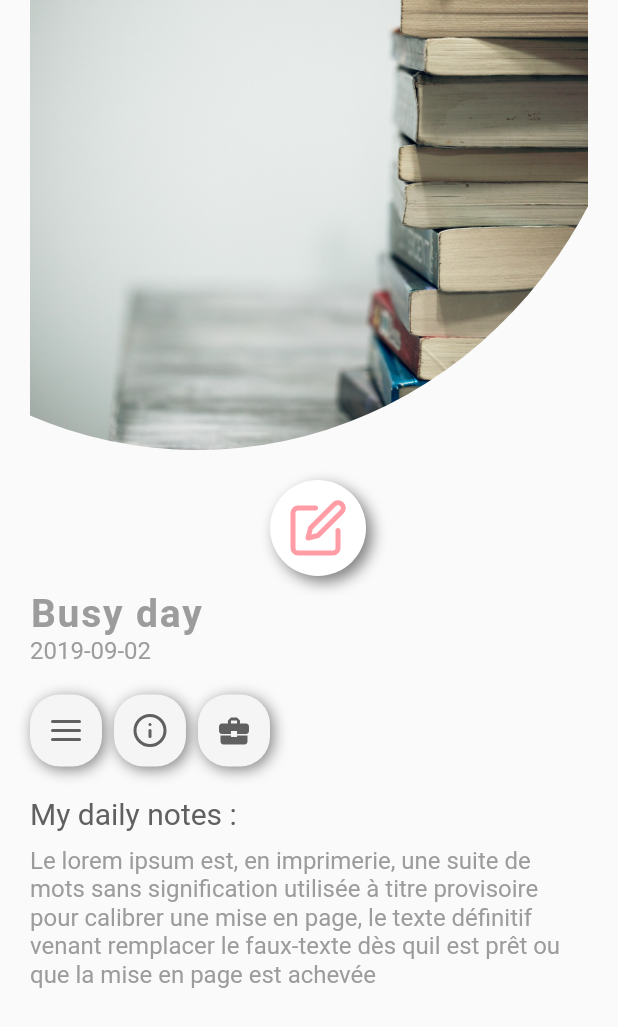
After one commit to looklok/HackIn, a Flutter app: the screen it shows after launch, after a tap on an icon or button, on a phone screen of 412 x 824 dp. The commit adds this screen. Shown: the top 1027 px of the screen. Run offline on Flutter 3.47's test engine with Material 2 defaults, Android fonts, the phone set to English and light mode, and no system bars; our stand-ins replace feather_icons_flutter, firebase_messaging; accounts and stored records are empty; Roboto replaces fonts that are missing (VarelaRound-Regular).

Commit message:
added some interfaces

```diff
--- /dev/null
+++ b/lib/StoryDetailScreen.dart
@@ -0,0 +1,191 @@
+import 'package:flutter/material.dart';
+import 'package:funny_app/main.dart';
+import 'package:feather_icons_flutter/feather_icons_flutter.dart';
+class StoryDetailScreen extends StatefulWidget {
+  final Story story ;
+  StoryDetailScreen({this.story});
+  @override
+  _StoryDetailScreenState createState() => _StoryDetailScreenState();
+}
+
+class _StoryDetailScreenState extends State<StoryDetailScreen> {
+  final _controller = ScrollController();
+  double _parallaxOffset = 0.0;
+  @override
+  void initState() {
+    super.initState();
+
+    _controller.addListener(() {
+      setState(() => _parallaxOffset = -_controller.offset * 0.2);
+    });
+  }
+  @override
+  Widget build(BuildContext context) {
+    return Scaffold(
+      body: Padding(
+        padding: const EdgeInsets.symmetric(horizontal: 20),
+        child: Column(
+          crossAxisAlignment: CrossAxisAlignment.start,
+          mainAxisAlignment: MainAxisAlignment.start,
+          children: <Widget>[
+
+
+            ClipRRect(
+              borderRadius: BorderRadius.only(topRight: Radius.circular(0), bottomRight: Radius.circular(100)),
+              child: ClipOval(
+                clipper: CustomClip(),
+                child: Container(
+                  height: 300,
+                  width: 440,
+                  child: Image.asset(widget.story.image, fit: BoxFit.cover)),
+              ),
+            ),
+            SizedBox(height: 20,),
+
+            Row(
+              children: <Widget>[
+                SizedBox(width: 160,),
+                Container(
+
+                  decoration: BoxDecoration(
+                    color: Colors.white,
+                    borderRadius: BorderRadius.circular(100),
+                    boxShadow: [
+                      BoxShadow(
+                          color: Color(0xff7F7F7F),
+                          offset: Offset(4, 4),
+                          blurRadius: 8)
+                    ],
+                  ),
+                  child: Hero(tag: widget.story.title,
+
+                    child: IconButton(
+                      onPressed: (){
+                        Navigator.push(context, MaterialPageRoute(builder: (context) => MyHomePage()));
+                      },
+                      icon: Icon(FeatherIcons.edit, color: color2,),iconSize: 40,color: Color(0xFFFEAC5E),padding: EdgeInsets.all(12), ),),
+
+                ),
+              ],
+            ),
+            SizedBox(height: 10,),
+
+            Text(widget.story.title,
+              style: TextStyle(
+                color: mediumGrey,
+                fontSize: 26.0,
+                fontWeight: FontWeight.bold,
+                fontFamily: "VarelaRound-Regular",
+                letterSpacing: 1.2,
+              )
+          ),
+            Text(widget.story.date,
+                style: TextStyle(
+                  color: mediumGrey,
+                  fontSize: 16.0,
+                  fontWeight: FontWeight.normal,
+                  fontFamily: "VarelaRound-Regular",
+                )
+            ),
+            SizedBox(height: 20,),
+
+            Wrap(
+              spacing: 8,
+              children: <Widget>[
+                Container(
+
+                  decoration: BoxDecoration(
+                    color: lightGrey,
+                    borderRadius: BorderRadius.circular(20),
+                    boxShadow: [
+                      BoxShadow(
+                          color: Color(0xff7F7F7F),
+                          offset: Offset(2, 2),
+                          blurRadius: 8)
+                    ],
+                  ),
+                  child: IconButton(
+                    icon: Icon(FeatherIcons.menu, color: darkGrey,),iconSize: 24,color: darkGrey ,padding: EdgeInsets.all(12), ),
+                ),
+
+
+                Container(
+                  decoration: BoxDecoration(
+                    color: lightGrey,
+                    borderRadius: BorderRadius.circular(20),
+                    boxShadow: [
+                      BoxShadow(
+                          color: Color(0xff7F7F7F),
+                          offset: Offset(2, 2),
+                          blurRadius: 8)
+                    ],
+                  ),
+                  child: IconButton(
+                    icon: Icon(FeatherIcons.info, color: darkGrey,),iconSize: 24,color: darkGrey ,padding: EdgeInsets.all(12), ),
+                ),
+
+                Container(
+                  decoration: BoxDecoration(
+                    color: lightGrey,
+                    borderRadius: BorderRadius.circular(20),
+                    boxShadow: [
+                      BoxShadow(
+                          color: Color(0xff7F7F7F),
+                          offset: Offset(2, 2),
+                          blurRadius: 8)
+                    ],
+                  ),
+                  child: IconButton(
+                    icon: Icon(Icons.business_center, color: darkGrey,),iconSize: 24,color: darkGrey ,padding: EdgeInsets.all(12), ),
+                ),
+              ],
+            ),
+            SizedBox(height: 20,),
+
+
+            Text('My daily notes : ',
+                style: TextStyle(
+                  color: darkGrey,
+                  fontSize: 20.0,
+                  fontWeight: FontWeight.normal,
+                  fontFamily: "VarelaRound-Regular",
+                )
+            ),
+            SizedBox(height: 10,),
+
+            Text('Le lorem ipsum est, en imprimerie, une suite de mots sans signification utilisée à titre provisoire pour calibrer une mise en page, le texte définitif venant remplacer le faux-texte dès quil est prêt ou que la mise en page est achevée',
+                style: TextStyle(
+                  color: mediumGrey,
+                  fontSize: 16.0,
+                  fontWeight: FontWeight.normal,
+                  fontFamily: "VarelaRound-Regular",
+                )
+            )
+
+
+
+          ],
+        ),
+      ),);
+
+}
+}
+
+
+
+
+class CustomClip extends CustomClipper<Rect> {
+  @override
+  Rect getClip(Size size) {
+    // TODO: implement getClip
+    Rect rec =
+    Rect.fromLTRB(-size.width*0.5, -size.height*1.1, size.width * 1.1, size.height);
+    return rec;
+  }
+
+  @override
+  bool shouldReclip(CustomClipper<Rect> oldClipper) {
+    // TODO: implement shouldReclip
+    return true;
+  }
+}
--- a/lib/data.dart
+++ b/lib/data.dart
@@ -12,7 +12,7 @@ List<Story> stories = [
     image : 'assets/images/image2.jpg',
   ),
   Story(
-      title : 'random day',
+      title : 'First day of the semester',
       date : '2020-09-02',
       image : 'assets/images/image3.jpg'
   ),
--- a/lib/main.dart
+++ b/lib/main.dart
@@ -1,7 +1,10 @@
 import 'package:flutter/material.dart';
+import 'package:funny_app/StoryDetailScreen.dart';
 import 'package:funny_app/data.dart';
 import 'package:feather_icons_flutter/feather_icons_flutter.dart';
 import 'dart:math';
+import 'package:firebase_messaging/firebase_messaging.dart';
+
 const color1 = Color(0xFFFFC77B);
 const color2 = Color(0xFFFF9CA5);
 var lightGrey = Color(0xfff5f5f5);
@@ -172,7 +175,8 @@ class _MyHomePageState extends State<MyHomePage> {
                           blurRadius: 8)
                     ],
                   ),
-                  child: IconButton(icon: Icon(FeatherIcons.menu, color: color2,),iconSize: 32,color: Color(0xFFFEAC5E),padding: EdgeInsets.all(12), ),
+                  child: IconButton(
+                    icon: Icon(FeatherIcons.menu, color: color2,),iconSize: 32,color: Color(0xFFFEAC5E),padding: EdgeInsets.all(12), ),
                 ),
                 Container(
 
@@ -186,7 +190,15 @@ class _MyHomePageState extends State<MyHomePage> {
                           blurRadius: 8)
                     ],
                   ),
-                  child: IconButton(icon: Icon(FeatherIcons.edit, color: color2,),iconSize: 32,color: Color(0xFFFEAC5E), padding: EdgeInsets.all(12),),
+                  child: Hero(
+                      tag: stories[currentPage.floor()],
+                      child: IconButton(
+                        onPressed: () {
+                          print('heyyyy');
+                          Navigator.push(
+                              context, MaterialPageRoute(builder: (context) => StoryDetailScreen(story: stories[currentPage.floor()],)));
+                        },
+                        icon: Icon(FeatherIcons.edit, color: color2,),iconSize: 32,color: Color(0xFFFEAC5E), padding: EdgeInsets.all(12),)),
                 )
               ],
             ),
@@ -211,8 +223,9 @@ class CardScrollWidget extends StatelessWidget {
 
   @override
   Widget build(BuildContext context) {
-    return new AspectRatio(
+    return  AspectRatio(
       aspectRatio: widgetAspectRatio,
+
       child: LayoutBuilder(builder: (context, contraints) {
         var width = contraints.maxWidth;
         var height = contraints.maxHeight;
--- a/pubspec.yaml
+++ b/pubspec.yaml
@@ -28,6 +28,8 @@ dev_dependencies:
   flutter_test:
     sdk: flutter
   feather_icons_flutter: 4.7.4
+  firebase_messaging: ^6.0.12
+
 
 
 # For information on the generic Dart part of this file, see the
```
Also changed, not shown: pubspec.lock, 5 other files.
